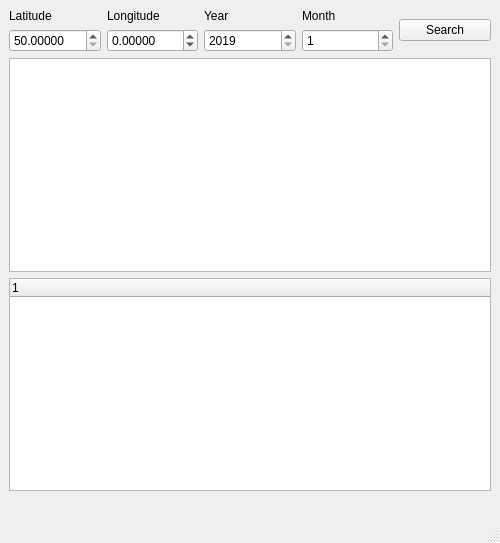
This is PoliceScanner/mainwindow.ui in JoshYoung-Cannon/PoliceScanner-cpp as Qt 5 draws it before an edit. The edited form follows.
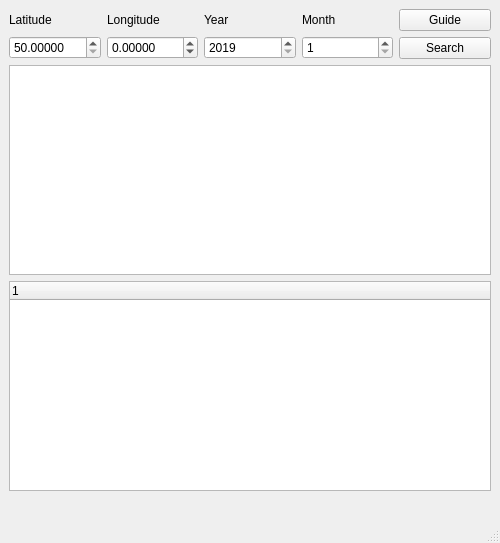
This is the edited form.

Commit message: added instruction guide

What changed in the file:
```diff
--- a/PoliceScanner/mainwindow.ui
+++ b/PoliceScanner/mainwindow.ui
@@ -50,7 +50,7 @@
      <height>500</height>
     </size>
    </property>
-   <layout class="QVBoxLayout" name="verticalLayout_5">
+   <layout class="QVBoxLayout" name="verticalLayout_6">
     <item>
      <layout class="QHBoxLayout" name="horizontalLayout">
       <item>
@@ -150,11 +150,22 @@
        </layout>
       </item>
       <item>
+       <layout class="QVBoxLayout" name="verticalLayout_5">
+        <item>
+         <widget class="QPushButton" name="guideButton">
+          <property name="text">
+           <string>Guide</string>
+          </property>
+         </widget>
+        </item>
+        <item>
        <widget class="QPushButton" name="searchButton">
         <property name="text">
          <string>Search</string>
         </property>
        </widget>
+        </item>
+       </layout>
       </item>
      </layout>
     </item>
```
Lines whose indentation alone changed are shown as unchanged. The commit also changes 7 other files.
